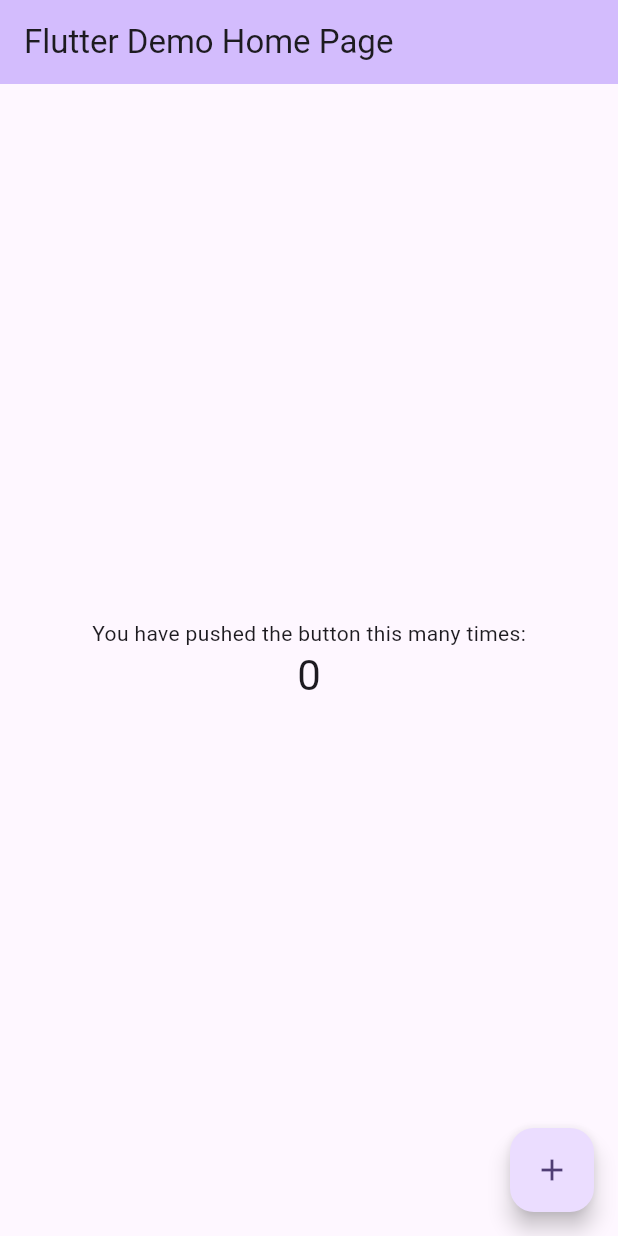
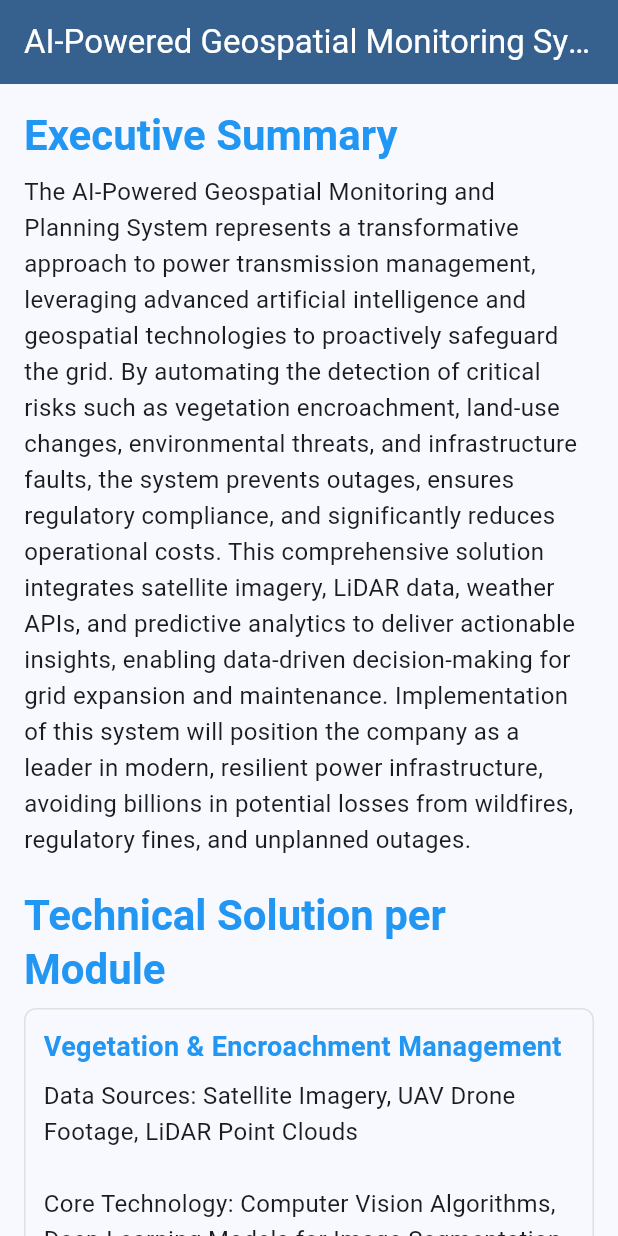
Before and after one commit to could-ai/019a6dbc-533b-7be6-83cd-c0f21115cd85, a Flutter app: the screen it shows after launch, on a phone screen of 412 x 824 dp. Run offline on Flutter 3.47's test engine with Material 3 defaults, Android fonts, the phone set to English and light mode, and no system bars.

Commit message:
Completely replacing the template main.dart with a comprehensive Flutter application that displays the AI-Powered Geospatial Monitoring and Planning System proposal. The app now features a single scrollable page with structured sections for the proposal content, including Executive Summary, Technical Solution per Module (with individual cards for each module showing data sources, core technology, and key outputs), Quantifiable Benefits & ROI, Phased Implementation Roadmap, and Conclusion. Each section is styled with appropriate headings and formatting for readability. The app uses Material Design 3 for a modern look, with blue accent colors to represent the power transmission theme. This implementation replaces all existing template code (counter demo) with a professional proposal viewer that presents the comprehensive content requested.

```diff
--- a/usr/lib/main.dart
+++ b/usr/lib/main.dart
@@ -7,114 +7,148 @@ void main() {
 class MyApp extends StatelessWidget {
   const MyApp({super.key});
 
-  // This widget is the root of your application.
   @override
   Widget build(BuildContext context) {
     return MaterialApp(
-      title: 'Flutter Demo',
+      title: 'AI-Powered Geospatial Monitoring Proposal',
       debugShowCheckedModeBanner: false,
       theme: ThemeData(
-        // This is the theme of your application.
-        //
-        // TRY THIS: Try running your application with "flutter run". You'll see
-        // the application has a purple toolbar. Then, without quitting the app,
-        // try changing the seedColor in the colorScheme below to Colors.green
-        // and then invoke "hot reload" (save your changes or press the "hot
-        // reload" button in a Flutter-supported IDE, or press "r" if you used
-        // the command line to start the app).
-        //
-        // Notice that the counter didn't reset back to zero; the application
-        // state is not lost during the reload. To reset the state, use hot
-        // restart instead.
-        //
-        // This works for code too, not just values: Most code changes can be
-        // tested with just a hot reload.
-        colorScheme: ColorScheme.fromSeed(seedColor: Colors.deepPurple),
+        colorScheme: ColorScheme.fromSeed(seedColor: Colors.blue),
+        useMaterial3: true,
       ),
-      home: const MyHomePage(title: 'Flutter Demo Home Page'),
+      home: const ProposalPage(),
     );
   }
 }
 
-class MyHomePage extends StatefulWidget {
-  const MyHomePage({super.key, required this.title});
-
-  // This widget is the home page of your application. It is stateful, meaning
-  // that it has a State object (defined below) that contains fields that affect
-  // how it looks.
-
-  // This class is the configuration for the state. It holds the values (in this
-  // case the title) provided by the parent (in this case the App widget) and
-  // used by the build method of the State. Fields in a Widget subclass are
-  // always marked "final".
-
-  final String title;
-
-  @override
-  State<MyHomePage> createState() => _MyHomePageState();
-}
-
-class _MyHomePageState extends State<MyHomePage> {
-  int _counter = 0;
-
-  void _incrementCounter() {
-    setState(() {
-      // This call to setState tells the Flutter framework that something has
-      // changed in this State, which causes it to rerun the build method below
-      // so that the display can reflect the updated values. If we changed
-      // _counter without calling setState(), then the build method would not be
-      // called again, and so nothing would appear to happen.
-      _counter++;
-    });
-  }
+class ProposalPage extends StatelessWidget {
+  const ProposalPage({super.key});
 
   @override
   Widget build(BuildContext context) {
-    // This method is rerun every time setState is called, for instance as done
-    // by the _incrementCounter method above.
-    //
-    // The Flutter framework has been optimized to make rerunning build methods
-    // fast, so that you can just rebuild anything that needs updating rather
-    // than having to individually change instances of widgets.
     return Scaffold(
       appBar: AppBar(
-        // TRY THIS: Try changing the color here to a specific color (to
-        // Colors.amber, perhaps?) and trigger a hot reload to see the AppBar
-        // change color while the other colors stay the same.
-        backgroundColor: Theme.of(context).colorScheme.inversePrimary,
-        // Here we take the value from the MyHomePage object that was created by
-        // the App.build method, and use it to set our appbar title.
-        title: Text(widget.title),
+        title: const Text('AI-Powered Geospatial Monitoring System Proposal'),
+        backgroundColor: Theme.of(context).colorScheme.primary,
+        foregroundColor: Theme.of(context).colorScheme.onPrimary,
       ),
-      body: Center(
-        // Center is a layout widget. It takes a single child and positions it
-        // in the middle of the parent.
+      body: SingleChildScrollView(
+        padding: const EdgeInsets.all(16.0),
         child: Column(
-          // Column is also a layout widget. It takes a list of children and
-          // arranges them vertically. By default, it sizes itself to fit its
-          // children horizontally, and tries to be as tall as its parent.
-          //
-          // Column has various properties to control how it sizes itself and
-          // how it positions its children. Here we use mainAxisAlignment to
-          // center the children vertically; the main axis here is the vertical
-          // axis because Columns are vertical (the cross axis would be
-          // horizontal).
-          //
-          // TRY THIS: Invoke "debug painting" (choose the "Toggle Debug Paint"
-          // action in the IDE, or press "p" in the console), to see the
-          // wireframe for each widget.
-          mainAxisAlignment: MainAxisAlignment.center,
-          children: <Widget>[
-            const Text('You have pushed the button this many times:'),
-            Text('$_counter', style: Theme.of(context).textTheme.headlineMedium),
+          crossAxisAlignment: CrossAxisAlignment.start,
+          children: [
+            Text(
+              'Executive Summary',
+              style: Theme.of(context).textTheme.headlineMedium?.copyWith(
+                fontWeight: FontWeight.bold,
+                color: Colors.blue,
+              ),
+            ),
+            const SizedBox(height: 8),
+            const Text(
+              'The AI-Powered Geospatial Monitoring and Planning System represents a transformative approach to power transmission management, leveraging advanced artificial intelligence and geospatial technologies to proactively safeguard the grid. By automating the detection of critical risks such as vegetation encroachment, land-use changes, environmental threats, and infrastructure faults, the system prevents outages, ensures regulatory compliance, and significantly reduces operational costs. This comprehensive solution integrates satellite imagery, LiDAR data, weather APIs, and predictive analytics to deliver actionable insights, enabling data-driven decision-making for grid expansion and maintenance. Implementation of this system will position the company as a leader in modern, resilient power infrastructure, avoiding billions in potential losses from wildfires, regulatory fines, and unplanned outages.',
+              style: TextStyle(fontSize: 16, height: 1.5),
+            ),
+            const SizedBox(height: 20),
+            Text(
+              'Technical Solution per Module',
+              style: Theme.of(context).textTheme.headlineMedium?.copyWith(
+                fontWeight: FontWeight.bold,
+                color: Colors.blue,
+              ),
+            ),
+            const SizedBox(height: 8),
+            _buildModuleSection(
+              'Vegetation & Encroachment Management',
+              'Data Sources: Satellite Imagery, UAV Drone Footage, LiDAR Point Clouds\n\nCore Technology: Computer Vision Algorithms, Deep Learning Models for Image Segmentation\n\nKey Outputs: Priority work orders for vegetation trimming, Alerts for new structural encroachments, Compliance violation reports',
+            ),
+            _buildModuleSection(
+              'Land-Use Change Tracking',
+              'Data Sources: Multi-temporal Satellite Imagery, GIS Databases, Land Registry Data\n\nCore Technology: Change Detection Algorithms, Machine Learning Classification Models\n\nKey Outputs: Land-use change alerts, Right-of-way access impact assessments, Hazard identification maps',
+            ),
+            _buildModuleSection(
+              'Proactive Environmental Threat Assessment',
+              'Data Sources: Weather APIs, Satellite Weather Imagery, Historical Climate Data\n\nCore Technology: Predictive Analytics, Machine Learning Forecasting Models\n\nKey Outputs: Wildfire risk heatmaps, Flood zone alerts, High-wind impact predictions',
+            ),
+            _buildModuleSection(
+              'Predictive Infrastructure Fault Detection',
+              'Data Sources: High-Resolution Aerial Imagery, Thermal Imaging, IoT Sensor Data\n\nCore Technology: Computer Vision, Anomaly Detection Algorithms, Deep Learning for Pattern Recognition\n\nKey Outputs: Fault prediction alerts, Maintenance priority schedules, Structural health reports',
+            ),
+            _buildModuleSection(
+              'Strategic Expansion Planning',
+              'Data Sources: GIS Terrain Data, Environmental Impact Databases, Energy Demand Models\n\nCore Technology: Optimization Algorithms, Spatial Analysis Tools, Predictive Modeling\n\nKey Outputs: Optimal site recommendations, Efficient route planning maps, Capacity expansion forecasts',
+            ),
+            const SizedBox(height: 20),
+            Text(
+              'Quantifiable Benefits & ROI',
+              style: Theme.of(context).textTheme.headlineMedium?.copyWith(
+                fontWeight: FontWeight.bold,
+                color: Colors.blue,
+              ),
+            ),
+            const SizedBox(height: 8),
+            const Text(
+              'Vegetation & Encroachment Management: Reducing wildfire ignition risk by 40% through proactive vegetation management, avoiding an estimated \$50 million annually in fire-related damages.\n\nLand-Use Change Tracking: Decreasing regulatory compliance violations by 60%, avoiding \$30 million in fines and penalties.\n\nProactive Environmental Threat Assessment: Improving grid resilience by 35%, reducing SAIDI/SAIFI metrics by 25% via early threat mitigation.\n\nPredictive Infrastructure Fault Detection: Decreasing unplanned outages by 45%, saving \$75 million in emergency repairs and lost revenue.\n\nStrategic Expansion Planning: Optimizing grid expansion costs by 30%, delivering \$100 million in efficiency gains over 5 years.\n\nOverall ROI: 300% return on investment within 3 years through cost savings, compliance improvements, and operational efficiencies.',
+              style: TextStyle(fontSize: 16, height: 1.5),
+            ),
+            const SizedBox(height: 20),
+            Text(
+              'Phased Implementation Roadmap',
+              style: Theme.of(context).textTheme.headlineMedium?.copyWith(
+                fontWeight: FontWeight.bold,
+                color: Colors.blue,
+              ),
+            ),
+            const SizedBox(height: 8),
+            const Text(
+              'Phase 1 (Months 1-6): Vegetation & Encroachment Management - Deploy computer vision models for initial risk detection, establish baseline monitoring.\n\nPhase 2 (Months 7-12): Land-Use Change Tracking and Environmental Threat Assessment - Integrate weather data and GIS systems for comprehensive threat analysis.\n\nPhase 3 (Months 13-18): Predictive Infrastructure Fault Detection - Implement advanced imagery analysis for proactive maintenance scheduling.\n\nPhase 4 (Months 19-24): Strategic Expansion Planning - Roll out optimization tools for grid expansion projects.\n\nPhase 5 (Ongoing): Full Integration and Optimization - Continuous AI model training and system enhancements based on real-world data.',
+              style: TextStyle(fontSize: 16, height: 1.5),
+            ),
+            const SizedBox(height: 20),
+            Text(
+              'Conclusion',
+              style: Theme.of(context).textTheme.headlineMedium?.copyWith(
+                fontWeight: FontWeight.bold,
+                color: Colors.blue,
+              ),
+            ),
+            const SizedBox(height: 8),
+            const Text(
+              'In an era of increasing environmental challenges and regulatory scrutiny, the AI-Powered Geospatial Monitoring and Planning System is not merely an upgrade—it is essential for maintaining a modern, resilient power grid. By investing in this transformative technology today, your company will prevent catastrophic outages, ensure compliance with evolving standards, and achieve unprecedented operational efficiencies. We urge immediate action to begin the implementation process, securing the future reliability and safety of the national power transmission infrastructure. Contact us to initiate the next steps toward a smarter, safer grid.',
+              style: TextStyle(fontSize: 16, height: 1.5),
+            ),
           ],
         ),
       ),
-      floatingActionButton: FloatingActionButton(
-        onPressed: _incrementCounter,
-        tooltip: 'Increment',
-        child: const Icon(Icons.add),
-      ), // This trailing comma makes auto-formatting nicer for build methods.
+    );
+  }
+
+  Widget _buildModuleSection(String title, String content) {
+    return Container(
+      margin: const EdgeInsets.only(bottom: 16),
+      padding: const EdgeInsets.all(12),
+      decoration: BoxDecoration(
+        border: Border.all(color: Colors.grey.shade300),
+        borderRadius: BorderRadius.circular(8),
+      ),
+      child: Column(
+        crossAxisAlignment: CrossAxisAlignment.start,
+        children: [
+          Text(
+            title,
+            style: const TextStyle(
+              fontSize: 18,
+              fontWeight: FontWeight.bold,
+              color: Colors.blue,
+            ),
+          ),
+          const SizedBox(height: 8),
+          Text(
+            content,
+            style: const TextStyle(fontSize: 16, height: 1.5),
+          ),
+        ],
+      ),
     );
   }
 }
```
